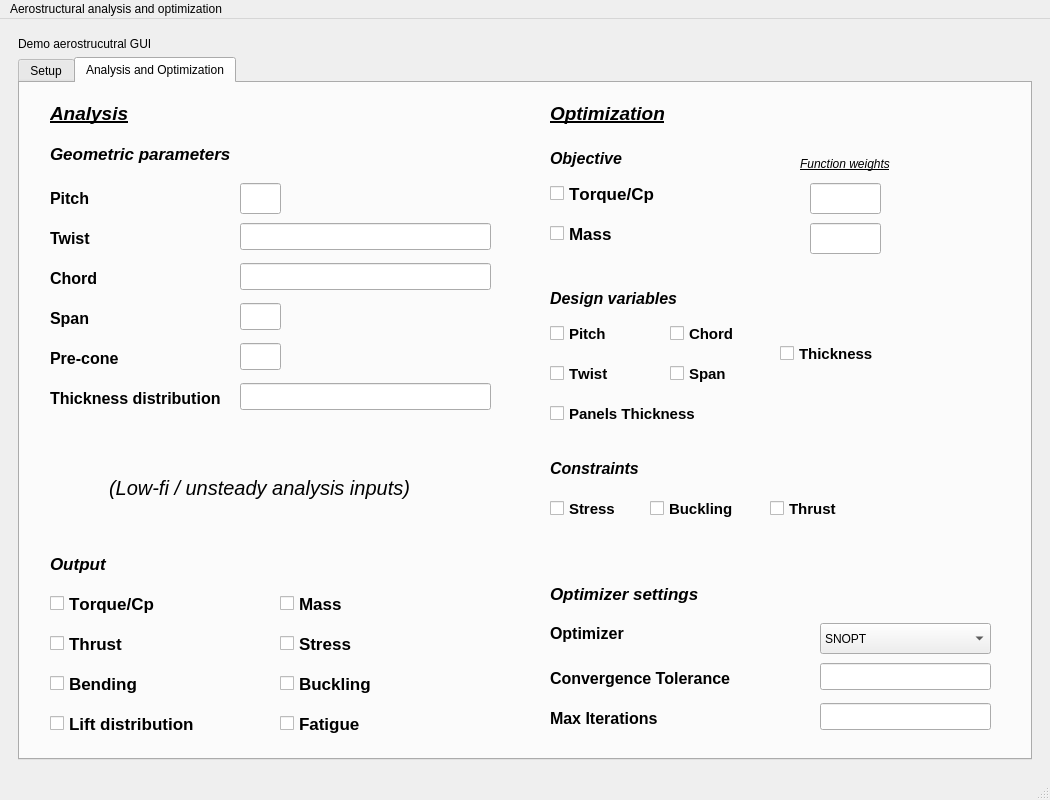
The window that openturbinecode/aerostructural/Config.ui (OpenTurbineCoDe/OpenTurbineCoDe) describes before a commit, drawn with Qt 5.
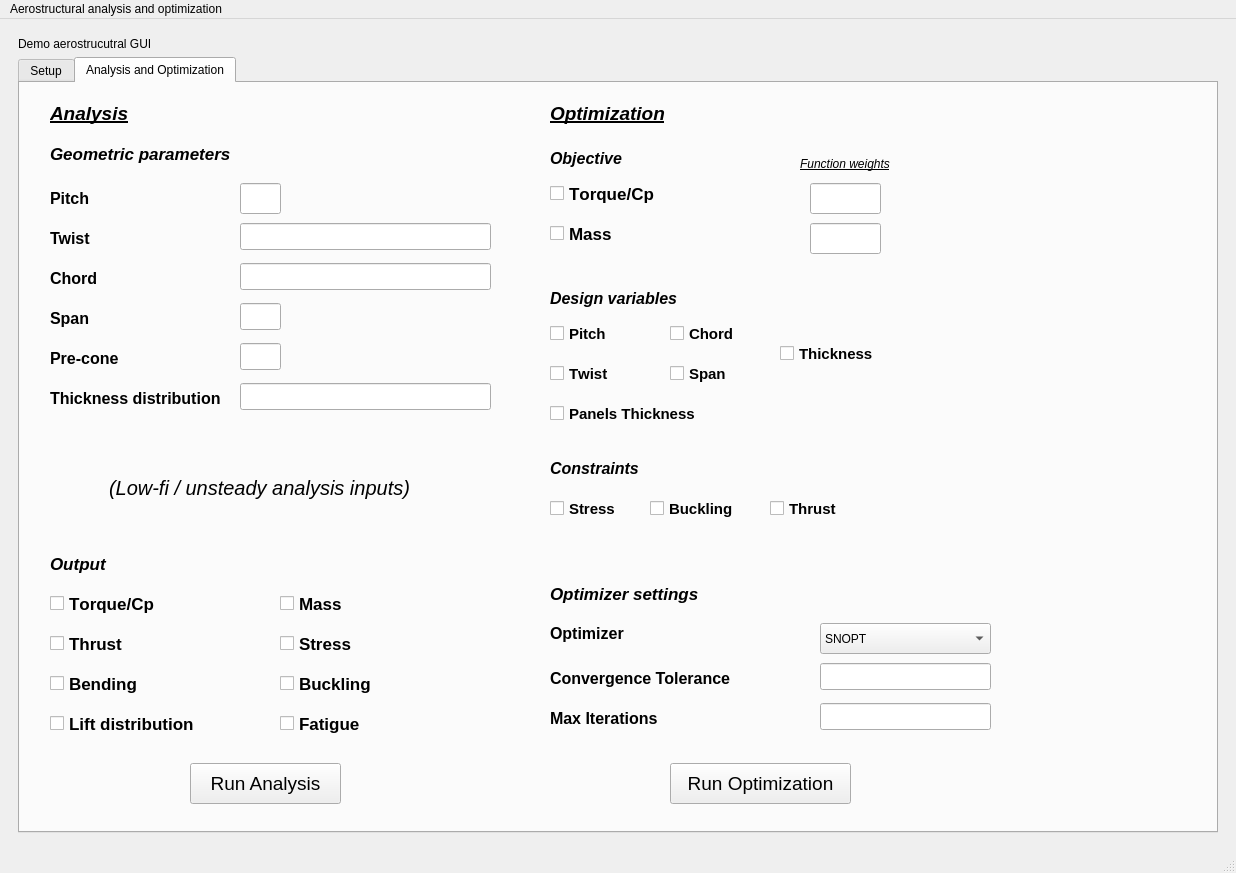
The same window after the commit. The open tabs and pages were chosen to show the change.

```diff
--- a/openturbinecode/aerostructural/Config.ui
+++ b/openturbinecode/aerostructural/Config.ui
@@ -6,8 +6,8 @@
    <rect>
     <x>0</x>
     <y>0</y>
-    <width>1050</width>
-    <height>800</height>
+    <width>1236</width>
+    <height>873</height>
    </rect>
   </property>
   <property name="windowTitle">
@@ -1658,7 +1658,7 @@
     <rect>
      <x>0</x>
      <y>0</y>
-     <width>1050</width>
+     <width>1236</width>
      <height>22</height>
     </rect>
    </property>
```
Left out of the diff: 6 changed lines with no effect on the pictures.
